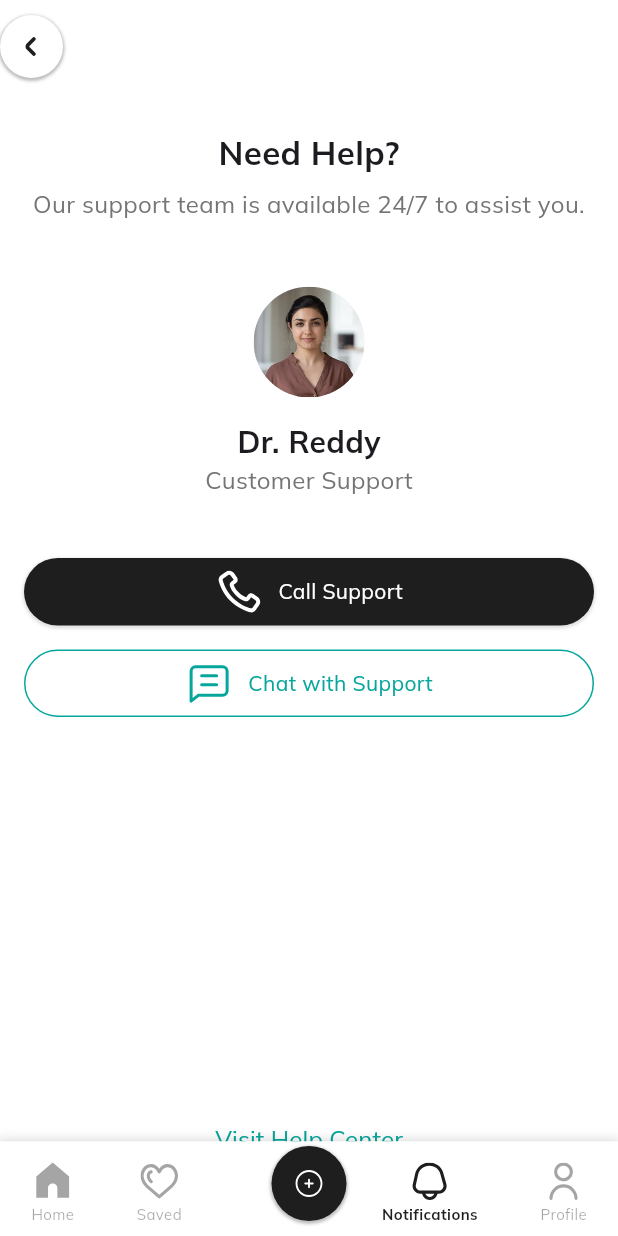
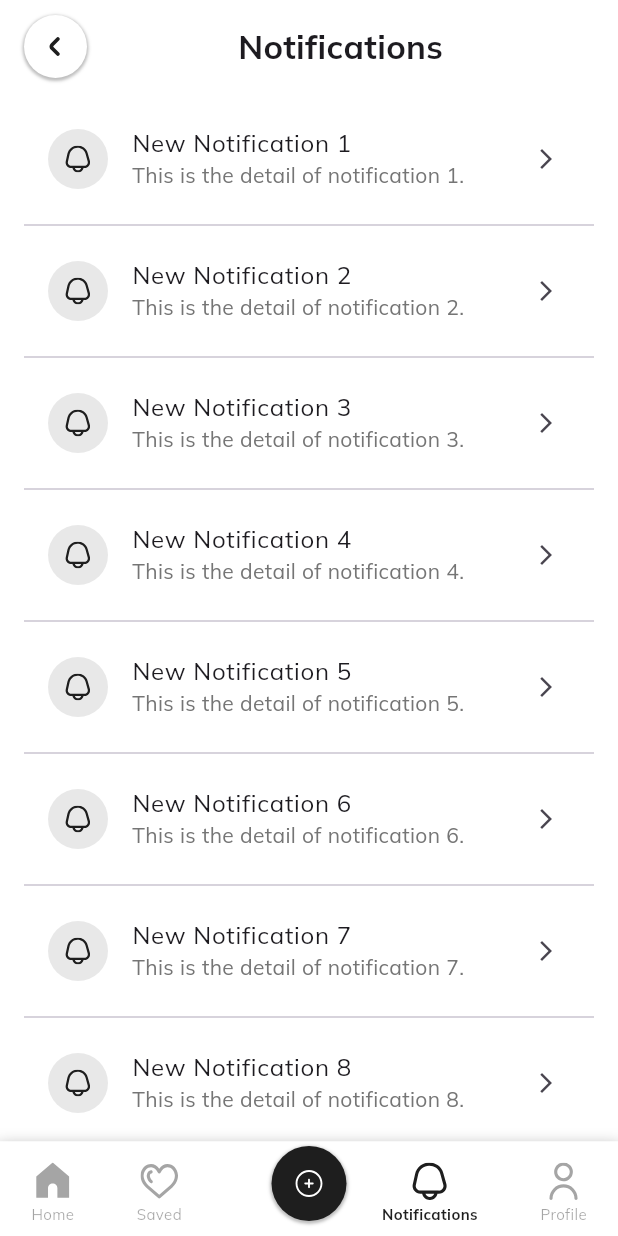
Before and after one commit to KoushikPanda1729/majestic_travel_solution, a Flutter app: the MainNavigationScreen screen opened by its route, swiped to page 3, on a phone screen of 412 x 824 dp. Run offline on Flutter 3.47's test engine with Material 3 defaults, Android fonts, the light colour scheme and no system bars; our stand-ins replace dotted_border, flutter_riverpod, flutter_svg, flutter_time_picker_spinner, go_router, smooth_page_indicator.

Commit message:
fix issue

```diff
--- a/lib/commons/components/profile_avatar/app/view/profile_avatar.dart
+++ b/lib/commons/components/profile_avatar/app/view/profile_avatar.dart
@@ -68,7 +68,7 @@ class ProfileAvatar extends StatelessWidget {
             child: Container(
               padding: const EdgeInsets.all(2),
               decoration: BoxDecoration(
-                color: Colors.teal,
+                color: Colors.black,
                 shape: BoxShape.circle,
                 border: Border.all(color: Colors.white, width: 2),
               ),
--- a/lib/commons/router/app_router.dart
+++ b/lib/commons/router/app_router.dart
@@ -6,13 +6,13 @@ import 'package:majestic_travel_solution/pages/all_restaurants_page/app/view/res
 import 'package:majestic_travel_solution/pages/book_test_page/app/views/book_radiology.dart';
 import 'package:majestic_travel_solution/pages/book_test_page/app/views/book_test.dart';
 import 'package:majestic_travel_solution/pages/booking_details_page/app/view/booking_details_screen.dart';
-import 'package:majestic_travel_solution/pages/call_page/app/view/call_screen.dart';
 import 'package:majestic_travel_solution/pages/checkout_summary_page/app/view/checkout_page.dart';
 import 'package:majestic_travel_solution/pages/checkout_summary_page/app/view/payments_success_screen.dart';
 import 'package:majestic_travel_solution/pages/checkout_summary_page/app/view/widget/add_update_address.dart';
 import 'package:majestic_travel_solution/pages/destination_details/app/view/destination_details.dart';
 import 'package:majestic_travel_solution/pages/login_page/app/views/login_screen.dart';
 import 'package:majestic_travel_solution/pages/main_navigaion/app/view/main_navigation.dart';
+import 'package:majestic_travel_solution/pages/notification_page/app/view/notification_screen.dart';
 import 'package:majestic_travel_solution/pages/onboarding_page/app/views/onboarding_screen.dart';
 import 'package:majestic_travel_solution/pages/saved_page/app/view/saved_restaurants.dart';
 import 'package:majestic_travel_solution/pages/signup_page/app/views/signup_screen.dart';
@@ -44,9 +44,9 @@ final GoRouter router = GoRouter(
       builder: (context, state) => const BookingDetailsScreen(),
     ),
     GoRoute(
-      path: '/call',
-      name: "call",
-      builder: (context, state) => const CallScreen(),
+      path: '/notification',
+      name: "notification",
+      builder: (context, state) => const NotificationScreen(),
     ),
     GoRoute(
       path: '/track',
--- a/lib/pages/account_page/app/view/account_screen.dart
+++ b/lib/pages/account_page/app/view/account_screen.dart
@@ -19,19 +19,26 @@ class AccountScreen extends StatelessWidget {
         "onTap": () => context.push("/bookings"),
       },
       {
-        "title": "Reports",
-        "subtitle": "View Previous Reports",
-        "onTap": () => context.push("/reports"),
-      },
-      {
         "title": "Track",
         "subtitle": "Check Your Report Status",
         "onTap": () => context.push("/track"),
       },
       {
-        "title": "Family",
-        "subtitle": "Check Members",
-        "onTap": () => context.push("/family"),
+        "title": "Settings",
+        "subtitle": "Manage Your Preferences",
+        "onTap": () => context.push("/settings"),
+      },
+      {
+        "title": "Help",
+        "subtitle": "Get Support and FAQs",
+        "onTap": () => context.push("/help"),
+      },
+      {
+        "title": "Logout",
+        "subtitle": "Sign Out from Your Account",
+        "onTap": () {
+          // Implement logout functionality
+        },
       },
     ];
 
@@ -82,22 +89,6 @@ class AccountScreen extends StatelessWidget {
                   ],
                 ),
 
-                const SizedBox(height: 16),
-
-                // Switch Profile Button
-                OutlinedButton(
-                  onPressed: () {},
-                  style: OutlinedButton.styleFrom(
-                    foregroundColor: Colors.teal,
-                    side: const BorderSide(color: Colors.teal),
-                    shape: RoundedRectangleBorder(
-                      borderRadius: BorderRadius.circular(20),
-                    ),
-                    minimumSize: const Size(120, 36),
-                  ),
-                  child: const Text('Switch Profile'),
-                ),
-
                 const SizedBox(height: 24),
 
                 // Dynamically generate menu items with functions
@@ -109,7 +100,7 @@ class AccountScreen extends StatelessWidget {
                           child: BorderedMenuListItem(
                             title: item["title"]!,
                             subtitle: item["subtitle"]!,
-                            iconColor: Colors.teal,
+                            iconColor: Colors.black,
                             onTap: item["onTap"],
                           ),
                         ),
@@ -144,7 +135,7 @@ class BorderedMenuListItem extends StatelessWidget {
     return Container(
       decoration: BoxDecoration(
         border: Border.all(
-          color: AppColors.teal.withOpacity(0.4),
+          color: AppColors.black.withOpacity(0.4),
           width: 1,
         ),
         borderRadius: BorderRadius.circular(8),
@@ -169,7 +160,7 @@ class BorderedMenuListItem extends StatelessWidget {
         trailing: SvgPicture.asset(
           AppIcons.angleRight,
           colorFilter: const ColorFilter.mode(
-            AppColors.teal,
+            AppColors.black,
             BlendMode.srcIn,
           ),
         ),
--- a/lib/pages/call_page/app/view/call_screen.dart
+++ /dev/null
@@ -1,141 +0,0 @@
-import 'package:flutter/material.dart';
-import 'package:go_router/go_router.dart';
-import 'package:majestic_travel_solution/commons/components/buttons/app/floating_button__widget.dart';
-import 'package:majestic_travel_solution/commons/components/buttons/app/outline_button_widget.dart';
-import 'package:majestic_travel_solution/commons/components/buttons/app/solid_button_widget.dart';
-import 'package:majestic_travel_solution/commons/components/navigation_bar/app/view/navigation_bar.dart';
-import 'package:majestic_travel_solution/commons/components/profile_avatar/app/view/profile_avatar.dart';
-import 'package:majestic_travel_solution/commons/constants/app_colors.dart';
-import 'package:majestic_travel_solution/commons/constants/app_icons.dart';
-import 'package:majestic_travel_solution/commons/constants/app_images.dart';
-
-class CallScreen extends StatelessWidget {
-  const CallScreen({super.key});
-
-  @override
-  Widget build(BuildContext context) {
-    return Scaffold(
-      backgroundColor: AppColors.white,
-      body: Column(
-        crossAxisAlignment: CrossAxisAlignment.start,
-        children: [
-          // Custom Back Button and Header
-          NavBar(
-            leadingIcon: FloatingButton(
-              onPressed: () => context.pop(),
-              iconPath: AppIcons.angleSmallRight,
-              backgroundColor: AppColors.white,
-              iconColor: AppColors.black,
-              isDisabled: false,
-              buttonSize: 42,
-              iconSize: 20,
-              isRotated: true,
-            ),
-            trailingIcon: const SizedBox(),
-          ),
-          const SizedBox(height: 24),
-
-          // Support Title
-          const Center(
-            child: Text(
-              "Need Help?",
-              style: TextStyle(
-                fontSize: 22,
-                fontWeight: FontWeight.bold,
-              ),
-            ),
-          ),
-          const SizedBox(height: 8),
-
-          // Support Description
-          Center(
-            child: Text(
-              "Our support team is available 24/7 to assist you.",
-              textAlign: TextAlign.center,
-              style: TextStyle(
-                fontSize: 16,
-                color: Colors.grey.shade600,
-              ),
-            ),
-          ),
-          const SizedBox(height: 40),
-
-          // Support Agent Profile
-          Center(
-            child: Column(
-              children: [
-                ProfileAvatar(
-                  imagePath: AppImages.profilePicture,
-                  onTap: () {},
-                  size: 80,
-                ),
-                const SizedBox(height: 12),
-                const Text(
-                  "Dr. Reddy",
-                  style: TextStyle(
-                    fontSize: 20,
-                    fontWeight: FontWeight.bold,
-                  ),
-                ),
-                Text(
-                  "Customer Support",
-                  style: TextStyle(
-                    fontSize: 16,
-                    color: Colors.grey.shade600,
-                  ),
-                ),
-              ],
-            ),
-          ),
-          const SizedBox(height: 40),
-
-          // Call and Chat Buttons
-          Padding(
-            padding: const EdgeInsets.symmetric(horizontal: 16),
-            child: Column(
-              children: [
-                SolidButtonWidget(
-                  label: "Call Support",
-                  onPressed: () {},
-                  isLeadingIcon: true,
-                  iconPath: AppIcons.call,
-                  isCircle: true,
-                ),
-                const SizedBox(height: 16),
-                OutlineButtonWidget(
-                  label: "Chat with Support",
-                  onPressed: () {},
-                  isLeadingIcon: true,
-                  iconPath: AppIcons.chat,
-                  labelColor: AppColors.teal,
-                  borderColor: AppColors.teal,
-                  isCircle: true,
-                ),
-              ],
-            ),
-          ),
-          const Spacer(),
-
-          // Help Center Link
-          Center(
-            child: TextButton(
-              onPressed: () {
-                // Navigate to Help Center
-              },
-              child: const Text(
-                "Visit Help Center",
-                style: TextStyle(
-                  fontSize: 16,
-                  color: AppColors.teal,
-                  decoration: TextDecoration.underline,
-                  decorationColor: AppColors.teal,
-                ),
-              ),
-            ),
-          ),
-          const SizedBox(height: 40),
-        ],
-      ),
-    );
-  }
-}
--- a/lib/pages/main_navigaion/app/view/main_navigation.dart
+++ b/lib/pages/main_navigaion/app/view/main_navigation.dart
@@ -2,7 +2,7 @@ import 'package:flutter/material.dart';
 import 'package:flutter_riverpod/flutter_riverpod.dart';
 import 'package:majestic_travel_solution/commons/components/navigation_bar/app/view/bottom_navigation_bar.dart';
 import 'package:majestic_travel_solution/pages/account_page/app/view/account_screen.dart';
-import 'package:majestic_travel_solution/pages/call_page/app/view/call_screen.dart';
+import 'package:majestic_travel_solution/pages/notification_page/app/view/notification_screen.dart';
 import 'package:majestic_travel_solution/pages/home_page/app/view/home_screen.dart';
 import 'package:majestic_travel_solution/pages/main_navigaion/app/provider/main_navigation_provider.dart';
 import 'package:majestic_travel_solution/pages/saved_page/app/view/saved_restaurants.dart';
@@ -38,7 +38,7 @@ class MainNavigationScreen extends ConsumerWidget {
                 children: const [
                   HomeScreen(),
                   SavedRestaurants(),
-                  CallScreen(),
+                  NotificationScreen(),
                   AccountScreen(),
                 ],
               ),
--- /dev/null
+++ b/lib/pages/notification_page/app/view/notification_screen.dart
@@ -0,0 +1,98 @@
+import 'package:flutter/material.dart';
+import 'package:flutter_svg/svg.dart';
+import 'package:go_router/go_router.dart';
+import 'package:majestic_travel_solution/commons/components/buttons/app/floating_button__widget.dart';
+import 'package:majestic_travel_solution/commons/components/navigation_bar/app/view/navigation_bar.dart';
+import 'package:majestic_travel_solution/commons/constants/app_colors.dart';
+import 'package:majestic_travel_solution/commons/constants/app_icons.dart';
+
+class NotificationScreen extends StatelessWidget {
+  const NotificationScreen({super.key});
+
+  @override
+  Widget build(BuildContext context) {
+    return Scaffold(
+      backgroundColor: AppColors.white,
+      body: Container(
+        padding: const EdgeInsets.symmetric(horizontal: 16),
+        child: Column(
+          crossAxisAlignment: CrossAxisAlignment.start,
+          children: [
+            // Custom NavBar with Back Button
+            NavBar(
+              leadingIcon: Expanded(
+                child: Row(
+                  mainAxisAlignment: MainAxisAlignment.spaceBetween,
+                  children: [
+                    FloatingButton(
+                      onPressed: () => context.pop(),
+                      iconPath: AppIcons.angleSmallRight,
+                      backgroundColor: AppColors.white,
+                      iconColor: AppColors.black,
+                      isDisabled: false,
+                      buttonSize: 42,
+                      iconSize: 20,
+                      isRotated: true,
+                    ),
+                    const Text(
+                      "Notifications",
+                      style: TextStyle(
+                        fontSize: 22,
+                        fontWeight: FontWeight.bold,
+                      ),
+                    ),
+                    const SizedBox(),
+                  ],
+                ),
+              ),
+              trailingIcon: const SizedBox(),
+            ),
+
+            // Header
+
+            const SizedBox(height: 8),
+
+            Expanded(
+              child: ListView.separated(
+                itemCount: 10, // Example notification count
+                separatorBuilder: (context, index) => const Divider(),
+                itemBuilder: (context, index) {
+                  return ListTile(
+                    leading: CircleAvatar(
+                      backgroundColor: AppColors.black.withOpacity(0.1),
+                      child: SvgPicture.asset(
+                        AppIcons.bell,
+                        colorFilter: const ColorFilter.mode(
+                          AppColors.black,
+                          BlendMode.srcIn,
+                        ),
+                      ),
+                    ),
+                    title: Text(
+                      "New Notification ${index + 1}",
+                      style: const TextStyle(
+                        fontSize: 16,
+                        fontWeight: FontWeight.w500,
+                      ),
+                    ),
+                    subtitle: Text(
+                      "This is the detail of notification ${index + 1}.",
+                      style: TextStyle(
+                        fontSize: 14,
+                        color: Colors.grey.shade600,
+                      ),
+                    ),
+                    trailing: const Icon(Icons.arrow_forward_ios, size: 16),
+                    onTap: () {
+                      // Handle notification tap
+                    },
+                  );
+                },
+              ),
+            ),
+          ],
+        ),
+      ),
+    );
+  }
+}
```
